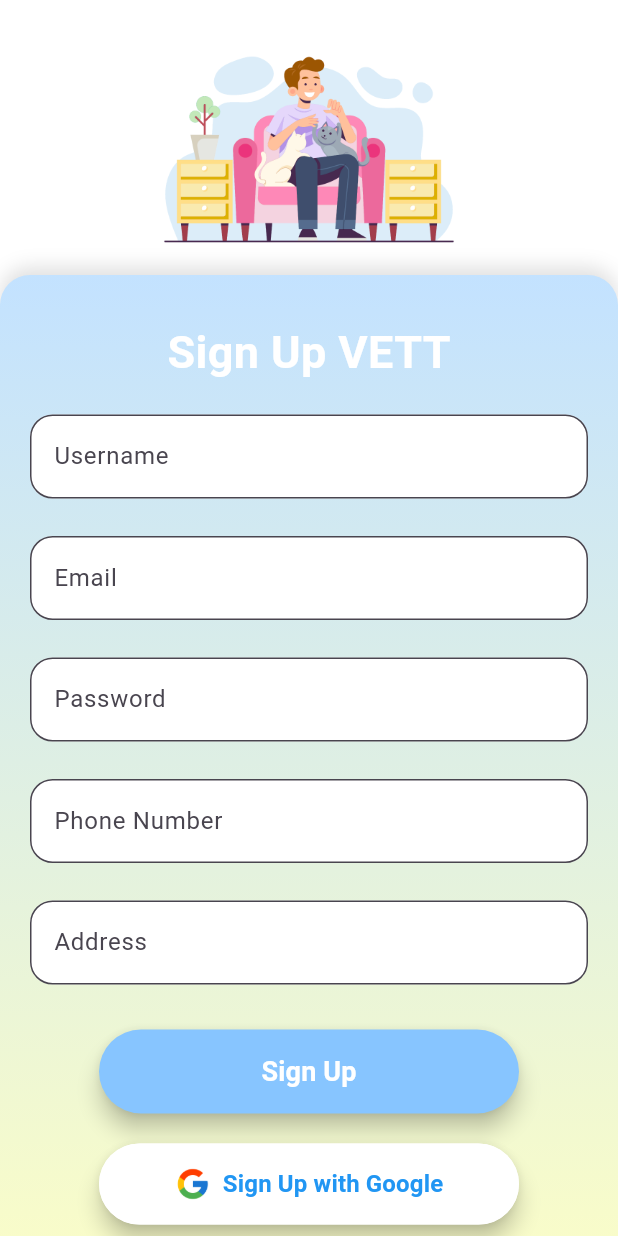
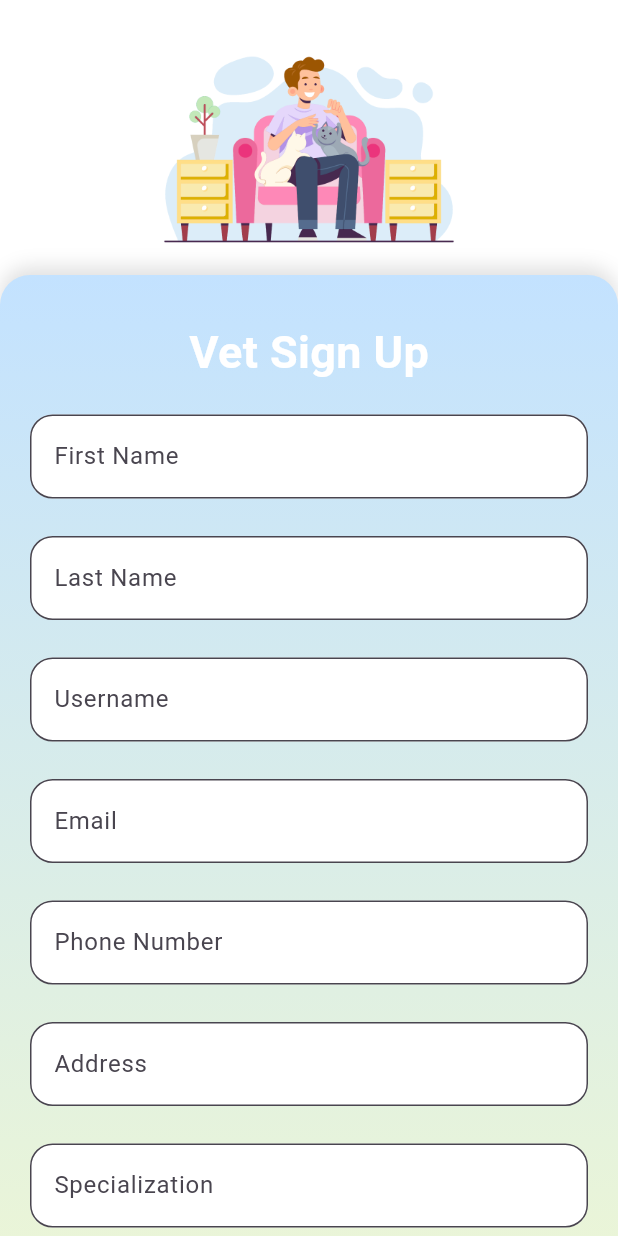
Before and after one commit to manard/PawPress, a Flutter app: the SignUpVet screen opened directly, on a phone screen of 412 x 824 dp. Run offline on Flutter 3.47's test engine with Material 3 defaults, Android fonts, the phone set to English and light mode, and no system bars; our stand-ins replace file_picker, image_picker; network calls fail.

Commit message:
signupAsVet
sign up as vet in the database done

```diff
--- a/lib/main.dart
+++ b/lib/main.dart
@@ -1,7 +1,4 @@
 import 'package:flutter/material.dart';
-import 'package:pawpress/models/petOwner.dart';
-import 'package:pawpress/screens/home_page.dart';
-import 'package:pawpress/screens/OwnerProfile.dart';
 import 'package:pawpress/widgets/bottom_nav_bar.dart';
 import 'package:pawpress/screens/Welcome.dart';
 
--- a/lib/screens/AddPet.dart
+++ b/lib/screens/AddPet.dart
@@ -2,9 +2,7 @@ import 'package:flutter/material.dart';
 import 'package:pawpress/models/petOwner.dart';
 import 'dart:io';
 import 'package:file_picker/file_picker.dart';
-import 'package:flutter/material.dart';
 import 'package:image_picker/image_picker.dart';
-import 'package:pawpress/screens/OwnerProfile.dart';
 
 class AddPet extends StatefulWidget {
   final petOwner owner;
--- a/lib/screens/MarketPlacePage.dart
+++ b/lib/screens/MarketPlacePage.dart
@@ -61,7 +61,7 @@ class _MarketPlacePageState extends State<MarketPlacePage> {
   }
 
   Future<void> fetchProducts() async {
-    final url = Uri.parse('http://192.168.0.107:3000/product');
+    final url = Uri.parse('http://192.168.1.30:3000/product');
     try {
       final response = await http.get(url);
 
--- a/lib/screens/PetDetailsScreen.dart
+++ b/lib/screens/PetDetailsScreen.dart
@@ -4,7 +4,7 @@ import 'package:pawpress/models/Pet.dart';
 class PetDetailsScreen extends StatelessWidget {
   final Pet pet;
 
-  PetDetailsScreen({required this.pet});
+  const PetDetailsScreen({super.key, required this.pet});
 
   @override
   Widget build(BuildContext context) {
--- a/lib/screens/signup.dart
+++ b/lib/screens/signup.dart
@@ -20,7 +20,7 @@ class SignUpPage extends StatelessWidget {
     Future<void> signUp() async {
       try {
         final response = await http.post(
-          Uri.parse('http://192.168.0.107:3000/signup'),
+          Uri.parse('http://localhost:3000/signup'),
           headers: {"Content-Type": "application/json"},
           body: json.encode({
             'firstName': firstNameController.text,
--- a/lib/screens/signupVet.dart
+++ b/lib/screens/signupVet.dart
@@ -1,8 +1,81 @@
 import 'package:flutter/material.dart';
+import 'package:http/http.dart' as http;
+import 'dart:convert';
+
 import 'package:pawpress/screens/login.dart';
 
-class SignUpVet extends StatelessWidget {
+class SignUpVet extends StatefulWidget {
   const SignUpVet({super.key});
+
+  @override
+  State<SignUpVet> createState() => _SignUpVetState();
+}
+
+class _SignUpVetState extends State<SignUpVet> {
+  final TextEditingController firstNameController = TextEditingController();
+  final TextEditingController lastNameController = TextEditingController();
+  final TextEditingController usernameController = TextEditingController();
+  final TextEditingController emailController = TextEditingController();
+  final TextEditingController phoneController = TextEditingController();
+  final TextEditingController addressController = TextEditingController();
+  final TextEditingController specializationController = TextEditingController();
+  final TextEditingController passwordController = TextEditingController();
+
+
+  void signUpVet() async {
+    const url = 'http://localhost:3000/signupVet'; // Change to your backend endpoint
+
+
+
+    final response = await http.post(
+      Uri.parse(url),
+      headers: {"Content-Type": "application/json"},
+      body: json.encode({
+        'firstName': firstNameController.text,
+        'lastName': lastNameController.text,
+        'username': usernameController.text,
+        'email': emailController.text,
+        'phoneNumber': phoneController.text,
+        'address': addressController.text,
+        'specialization': specializationController.text,
+        'password': passwordController.text,
+        'role': 'vet',
+      }),
+    );
+
+    if (response.statusCode == 200) {
+      ScaffoldMessenger.of(context).showSnackBar(
+        const SnackBar(content: Text("Vet signed up successfully!")),
+      );
+      Navigator.push(
+        context,
+        MaterialPageRoute(builder: (context) => const LoginPage()),
+      );
+    } else {
+      ScaffoldMessenger.of(context).showSnackBar(
+        SnackBar(content: Text("Sign up failed: ${response.body}")),
+      );
+    }
+  }
+
+
+  Widget buildTextField(String hint, TextEditingController controller, {bool obscure = false}) {
+    return Padding(
+      padding: const EdgeInsets.only(bottom: 25),
+      child: TextField(
+        controller: controller,
+        obscureText: obscure,
+        decoration: InputDecoration(
+          hintText: hint,
+          filled: true,
+          fillColor: Colors.white,
+          border: OutlineInputBorder(
+            borderRadius: BorderRadius.circular(15),
+          ),
+        ),
+      ),
+    );
+  }
 
   @override
   Widget build(BuildContext context) {
@@ -14,7 +87,6 @@ class SignUpVet extends StatelessWidget {
             children: [
               const SizedBox(height: 20),
 
-              // CouchGuy Image
               Image.asset(
                 'assets/couchguy.png',
                 width: 230,
@@ -22,7 +94,6 @@ class SignUpVet extends StatelessWidget {
 
               const SizedBox(height: 10),
 
-              // Card
               Container(
                 decoration: BoxDecoration(
                   gradient: const LinearGradient(
@@ -48,9 +119,8 @@ class SignUpVet extends StatelessWidget {
                     children: [
                       const SizedBox(height: 10),
 
-                      // Signup Title
                       const Text(
-                        'Sign Up VETT',
+                        'Vet Sign Up',
                         style: TextStyle(
                           fontSize: 30,
                           fontWeight: FontWeight.bold,
@@ -60,82 +130,22 @@ class SignUpVet extends StatelessWidget {
 
                       const SizedBox(height: 20),
 
-                      // Username Field
-                      TextField(
-                        decoration: InputDecoration(
-                          hintText: 'Username',
-                          filled: true,
-                          fillColor: Colors.white,
-                          border: OutlineInputBorder(
-                            borderRadius: BorderRadius.circular(15),
-                          ),
-                        ),
-                      ),
+                      buildTextField('First Name', firstNameController),
+                      buildTextField('Last Name', lastNameController),
+                      buildTextField('Username', usernameController),
+                      buildTextField('Email', emailController),
+                      buildTextField('Phone Number', phoneController),
+                      buildTextField('Address', addressController),
+                      buildTextField('Specialization', specializationController),
+                      buildTextField('Password', passwordController, obscure: true),
 
-                      const SizedBox(height: 25),
-
-                      // Email Field
-                      TextField(
-                        decoration: InputDecoration(
-                          hintText: 'Email',
-                          filled: true,
-                          fillColor: Colors.white,
-                          border: OutlineInputBorder(
-                            borderRadius: BorderRadius.circular(15),
-                          ),
-                        ),
-                      ),
-
-                      const SizedBox(height: 25),
-
-                      // Password Field
-                      TextField(
-                        obscureText: true,
-                        decoration: InputDecoration(
-                          hintText: 'Password',
-                          filled: true,
-                          fillColor: Colors.white,
-                          border: OutlineInputBorder(
-                            borderRadius: BorderRadius.circular(15),
-                          ),
-                        ),
-                      ),
-
-                      const SizedBox(height: 25),
-
-                      // Phone Number Field
-                      TextField(
-                        decoration: InputDecoration(
-                          hintText: 'Phone Number',
-                          filled: true,
-                          fillColor: Colors.white,
-                          border: OutlineInputBorder(
-                            borderRadius: BorderRadius.circular(15),
-                          ),
-                        ),
-                      ),
-
-                      const SizedBox(height: 25),
-
-                      // Address Field
-                      TextField(
-                        decoration: InputDecoration(
-                          hintText: 'Address',
-                          filled: true,
-                          fillColor: Colors.white,
-                          border: OutlineInputBorder(
-                            borderRadius: BorderRadius.circular(15),
-                          ),
-                        ),
-                      ),
 
                       const SizedBox(height: 30),
 
-                      // Signup Button
                       SizedBox(
                         width: 280,
                         child: ElevatedButton(
-                          onPressed: () {},
+                          onPressed: signUpVet,
                           style: ElevatedButton.styleFrom(
                             backgroundColor: const Color(0xFF87C5FF),
                             foregroundColor: Colors.white,
@@ -157,7 +167,6 @@ class SignUpVet extends StatelessWidget {
 
                       const SizedBox(height: 20),
 
-                      // Signup with Google Button
                       SizedBox(
                         width: 280,
                         child: ElevatedButton.icon(
@@ -188,7 +197,6 @@ class SignUpVet extends StatelessWidget {
 
                       const SizedBox(height: 20),
 
-                      // Already have an account? Login
                       Row(
                         mainAxisAlignment: MainAxisAlignment.center,
                         children: [
@@ -198,10 +206,11 @@ class SignUpVet extends StatelessWidget {
                           ),
                           TextButton(
                             onPressed: () {
-                              // Navigate to login page
                               Navigator.push(
                                 context,
-                                MaterialPageRoute(builder: (context) => const LoginPage()),
+                                MaterialPageRoute(
+                                  builder: (context) => const LoginPage(),
+                                ),
                               );
                             },
                             child: const Text(
```
Also changed, not shown: lib/screens/login.dart (+7 -2 lines), pubspec.lock, 2 other files.
